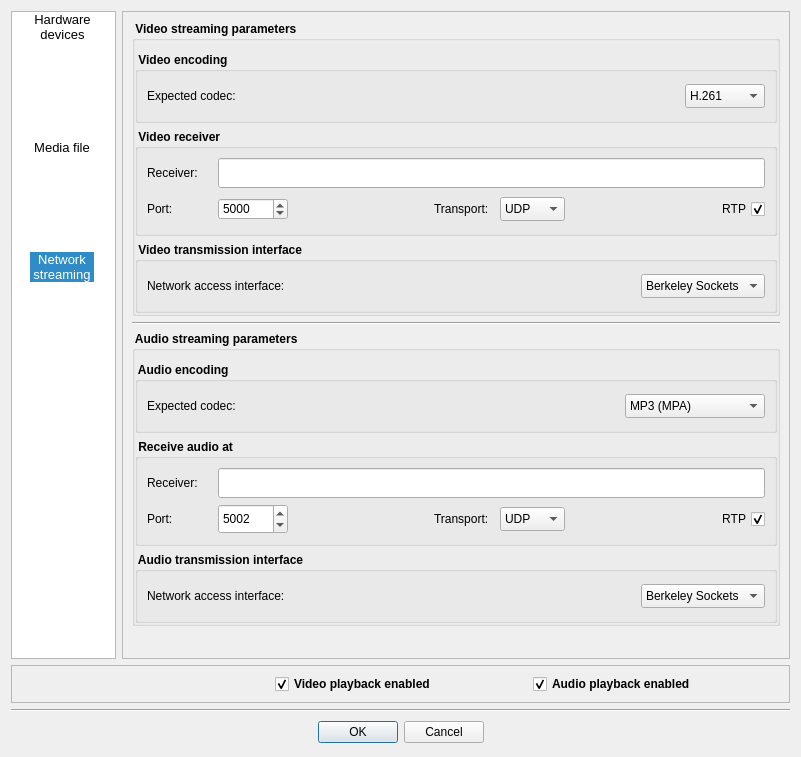
Homer-Conferencing/Homer-Conferencing, file Homer/forms/Dialogs/OpenVideoAudioPreviewDialog.ui: the form before one commit.
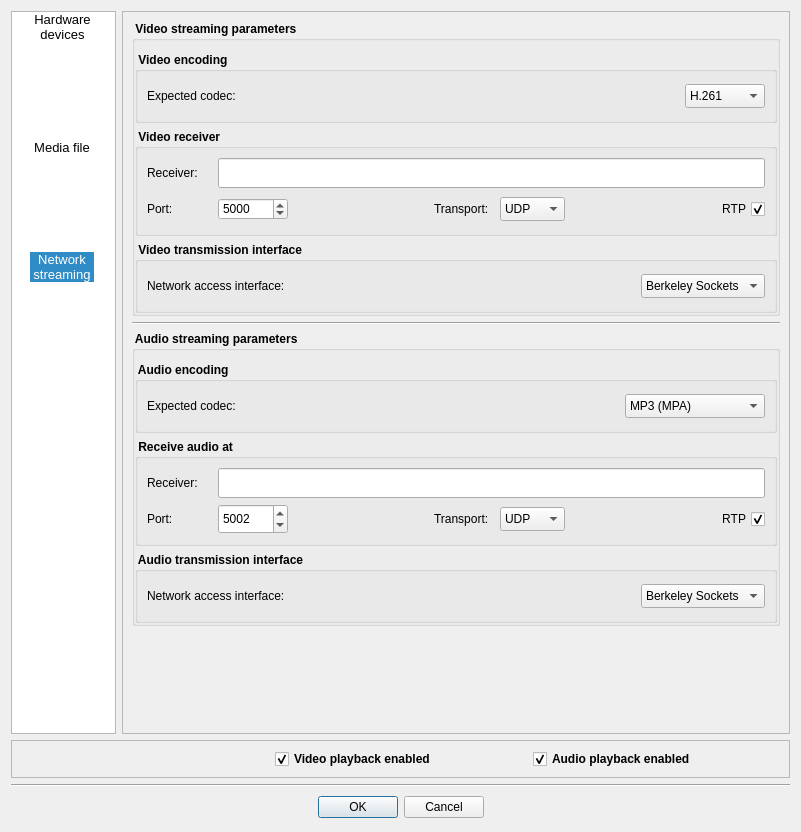
The form after the commit. Icons and pictures are not drawn.

Diff of the .ui file:
```diff
--- a/Homer/forms/Dialogs/OpenVideoAudioPreviewDialog.ui
+++ b/Homer/forms/Dialogs/OpenVideoAudioPreviewDialog.ui
@@ -7,15 +7,9 @@
     <x>0</x>
     <y>0</y>
     <width>801</width>
-    <height>757</height>
+    <height>832</height>
    </rect>
   </property>
-  <property name="sizePolicy">
-   <sizepolicy hsizetype="Fixed" vsizetype="Fixed">
-    <horstretch>0</horstretch>
-    <verstretch>0</verstretch>
-   </sizepolicy>
-  </property>
   <property name="font">
    <font>
     <family>Arial</family>
```
Left out of the diff: 6 changed lines with no effect on the pictures.
